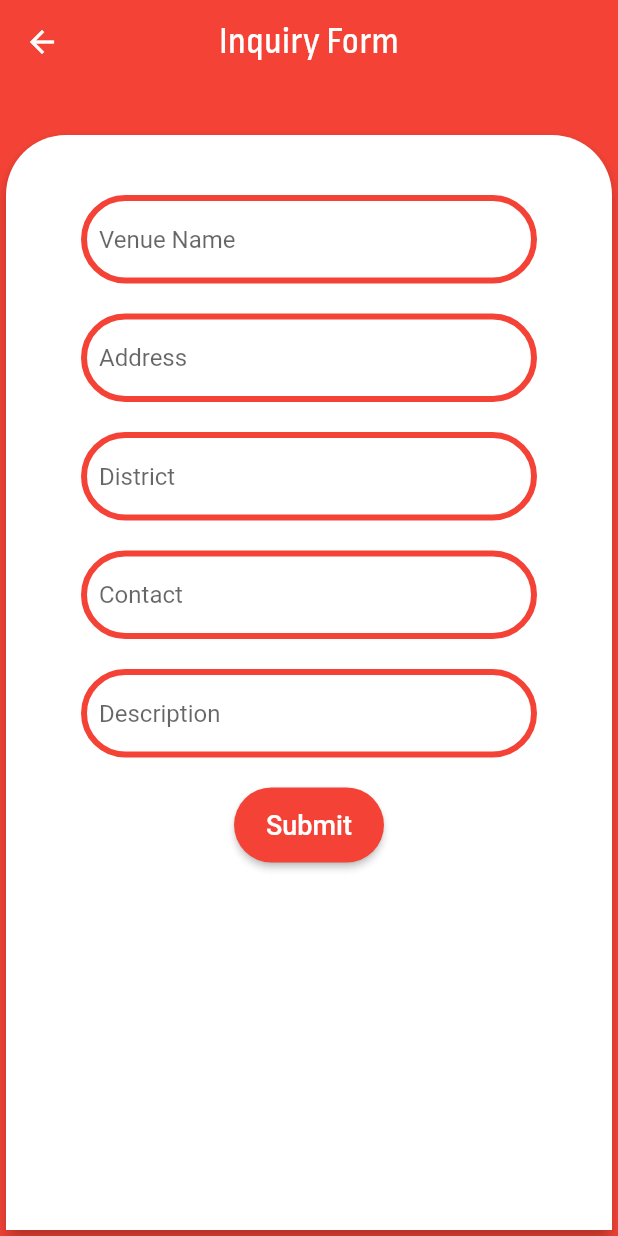
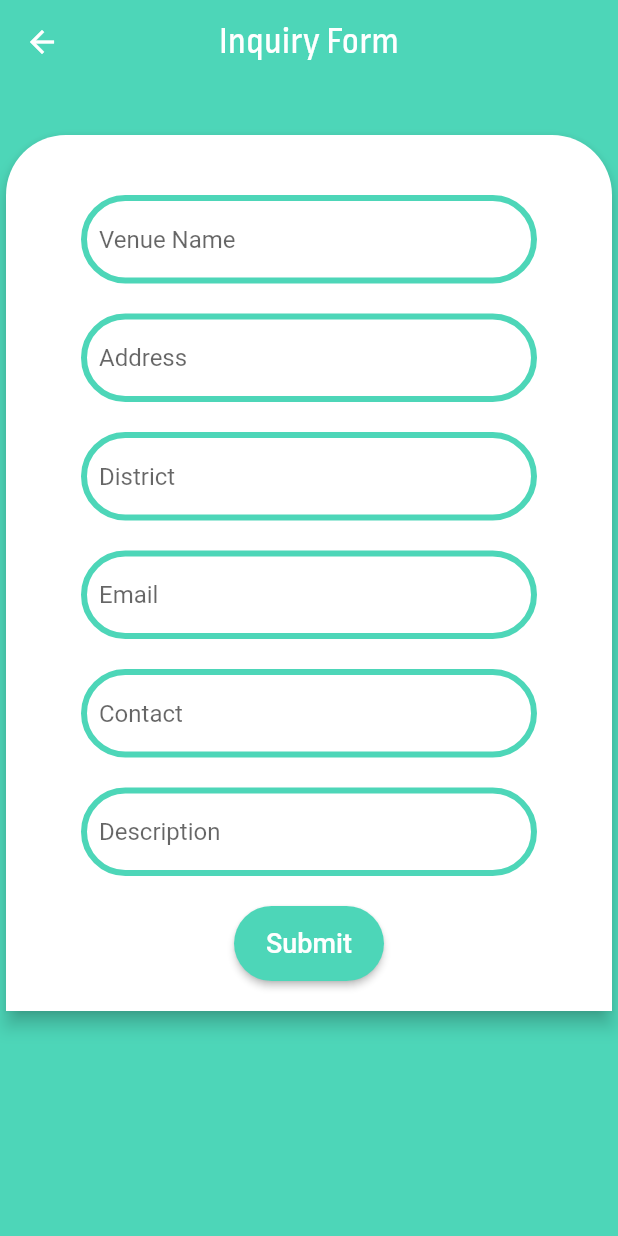
Before and after one commit to ashutoshjak/venueapp, a Flutter app: the VenueDetailPage screen opened directly with empty values, after a tap on "Inquiry Form", on a phone screen of 412 x 824 dp. Run offline on Flutter 3.47's test engine with Material 2 defaults, Android fonts, the phone set to English and light mode, and no system bars; network calls fail.

Commit message:
color email added

```diff
--- a/lib/models/design.dart
+++ b/lib/models/design.dart
@@ -5,15 +5,18 @@ const textInputDecoration = InputDecoration(
   fillColor: Colors.white12,
   filled: true,
   enabledBorder: OutlineInputBorder(
-    borderSide: BorderSide(color: Colors.red, width: 4.0),
+    borderSide: BorderSide(color: custom_color, width: 4.0),
     borderRadius: const BorderRadius.all(
       const Radius.circular(100.0),
     ),
   ),
   focusedBorder: OutlineInputBorder(
-    borderSide: BorderSide(color: Colors.grey, width: 4.0),
+    borderSide: BorderSide(color: Colors.black, width: 4.0),
     borderRadius: const BorderRadius.all(
       const Radius.circular(100.0),
     ),
   ),
 );
+
+
+const custom_color = Color(0xFF4DD6B8);
--- a/lib/pages/homepage.dart
+++ b/lib/pages/homepage.dart
@@ -1,5 +1,6 @@
 import 'package:flutter/material.dart';
 import 'package:http/http.dart' as http;
+import 'package:venue/models/design.dart';
 import 'package:venue/models/venue.dart';
 import 'package:venue/pages/inquiryform.dart';
 import 'dart:convert';
@@ -92,9 +93,9 @@ class _HomePageState extends State<HomePage> {
             fontSize: 35.0,fontFamily: "Ropa",
           ),),
           centerTitle: true,
-          backgroundColor: Colors.red,
+          backgroundColor: custom_color
         ) ,
-      backgroundColor: isLoading ? Colors.white : Colors.red,
+      backgroundColor: isLoading ? Colors.white : custom_color,
       body:  isLoading ?  Center(
         child: CircularProgressIndicator(),
       ):  Column(
--- a/lib/pages/inquiryform.dart
+++ b/lib/pages/inquiryform.dart
@@ -16,6 +16,7 @@ class _InquiryFormState extends State<InquiryForm> {
   final _venue_Name = TextEditingController();
   final _address = TextEditingController();
   final _district = TextEditingController();
+  final _email = TextEditingController();
   final _contact = TextEditingController();
   final _desctription = TextEditingController();
 
@@ -35,9 +36,9 @@ class _InquiryFormState extends State<InquiryForm> {
             fontSize: 25.0, fontFamily: "Ropa",
           ),),
           centerTitle: true,
-          backgroundColor: Colors.red,
+          backgroundColor: custom_color,
         ),
-        backgroundColor: Colors.red,
+        backgroundColor: custom_color,
         body: Column(
           children: <Widget>[
             SizedBox(
@@ -55,7 +56,6 @@ class _InquiryFormState extends State<InquiryForm> {
 
                 child: SingleChildScrollView(
                   child: Container(
-                    height: MediaQuery.of(context).size.height*0.9,
                     padding: EdgeInsets.symmetric(vertical: 20.0, horizontal: 50.0),
                     child: Column(
                       children: <Widget>[
@@ -76,6 +76,11 @@ class _InquiryFormState extends State<InquiryForm> {
                         ),
                         SizedBox(height: 20.0),
                         TextField(
+                          controller: _email,
+                          decoration: textInputDecoration.copyWith(hintText: 'Email'),
+                        ),
+                        SizedBox(height: 20.0),
+                        TextField(
                           controller: _contact,
                           decoration: textInputDecoration.copyWith(hintText: 'Contact'),
                         ),
@@ -93,7 +98,7 @@ class _InquiryFormState extends State<InquiryForm> {
                               borderRadius: BorderRadius.circular(50.0),
                             ),
                             onPressed: addData,
-                            color: Colors.red,
+                            color: custom_color,
                             child: Text(
                               'Submit',
                               style: TextStyle(color: Colors.white,fontSize: 18.0),
@@ -121,6 +126,7 @@ class _InquiryFormState extends State<InquiryForm> {
           "venueName": _venue_Name.text,
           "address": _address.text,
           "district": _district.text,
+          "email": _email.text,
           "contact": _contact.text,
           "description": _desctription.text,
         }))
--- a/lib/pages/venuedisplay.dart
+++ b/lib/pages/venuedisplay.dart
@@ -1,5 +1,6 @@
 import 'package:flutter/material.dart';
 import 'package:http/http.dart' as http;
+import 'package:venue/models/design.dart';
 import 'package:venue/models/ipaddress.dart';
 import 'package:venue/models/venue.dart';
 import 'package:venue/pages/homepage.dart';
@@ -101,7 +102,7 @@ class _VenuePageState extends State<VenuePage> {
             ),
           ),
           centerTitle: true,
-          backgroundColor: Colors.red,
+          backgroundColor: custom_color,
         ),
         backgroundColor: Colors.white,
         body: isLoading
--- a/lib/search/search.dart
+++ b/lib/search/search.dart
@@ -1,5 +1,6 @@
 import 'package:flutter/cupertino.dart';
 import 'package:flutter/material.dart';
+import 'package:venue/models/design.dart';
 import 'package:venue/models/venue.dart';
 import 'package:http/http.dart' as http;
 import 'package:venue/pages/homepage.dart';
@@ -130,14 +131,14 @@ class VenueDetailPage extends StatelessWidget {
   Widget build(BuildContext context) {
     return Scaffold(
         appBar: AppBar(
-          backgroundColor: Colors.red,
+          backgroundColor: custom_color,
           centerTitle: true,
           title: Row(
             mainAxisSize: MainAxisSize.min,
             mainAxisAlignment: MainAxisAlignment.center,
             children: <Widget>[
               Text(
-                "Venue Name:${venu.venueName}",
+                "Venue Detail",
                 style: TextStyle(fontFamily: "Ropa", fontSize: 25.0),
               ),
             ],
@@ -157,6 +158,28 @@ class VenueDetailPage extends StatelessWidget {
                 ),
                 SizedBox(
                   height: 20,
+                ),
+                Row(
+                  children: <Widget>[
+                    Text(
+                      "\t\t\tName : ",
+                      style: TextStyle(
+                        fontSize: 19.0,
+                        fontWeight: FontWeight.bold,
+                      ),
+                    ),
+                    Expanded(
+                      child: Text(
+                        venu.venueName,
+                        style: TextStyle(
+                          fontSize: 18.0,
+                        ),
+                      ),
+                    ),
+                  ],
+                ),
+                SizedBox(
+                  height: 10,
                 ),
                 Row(
                   children: <Widget>[
@@ -341,14 +364,17 @@ class VenueDetailPage extends StatelessWidget {
                       onPressed: (){
                         Navigator.of(context).push(new MaterialPageRoute(builder: (BuildContext context)=>new InquiryForm()));
                       },
-                      color: Colors.red,
+                      color: custom_color,
                       child: Text(
                         'Inquiry Form',
-                        style: TextStyle(color: Colors.white,fontSize: 18.0),
+                        style: TextStyle(color: Colors.white ,fontSize: 18.0),
                       ),
                     ),
                   ),
                 ),
+                SizedBox(
+                  height: 10,
+                )
               ],
             ),
           ),
```
